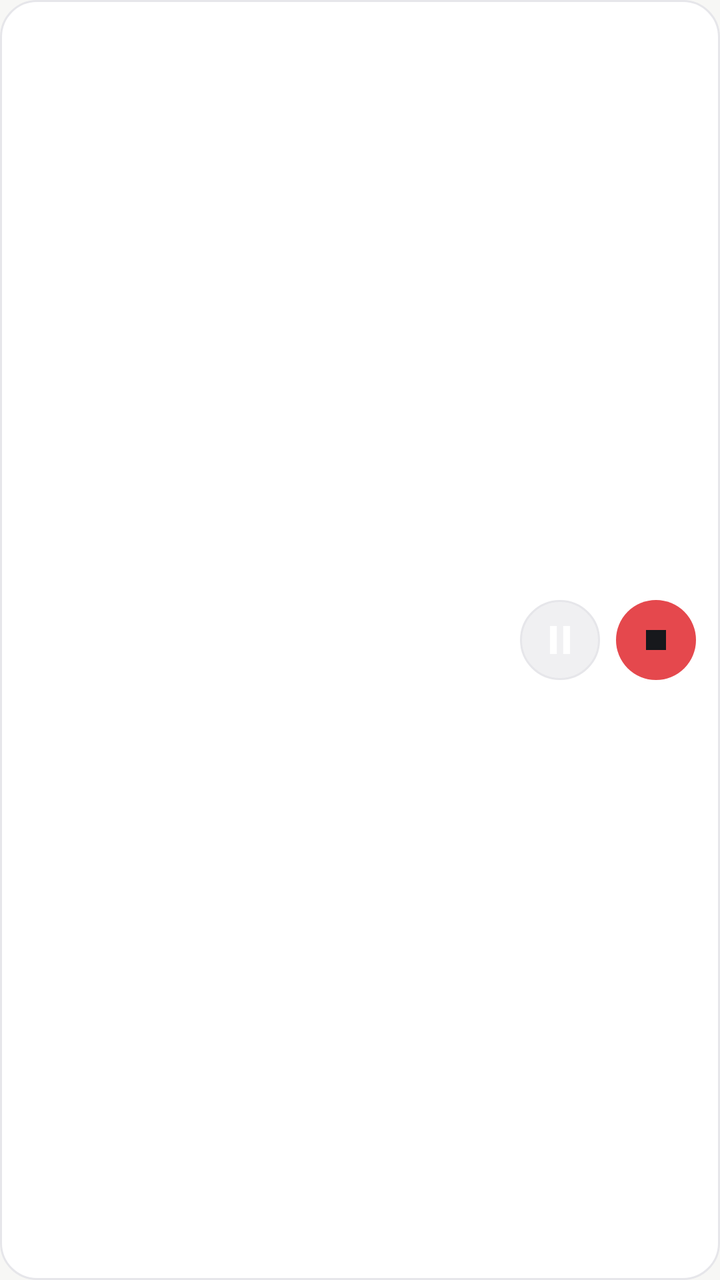
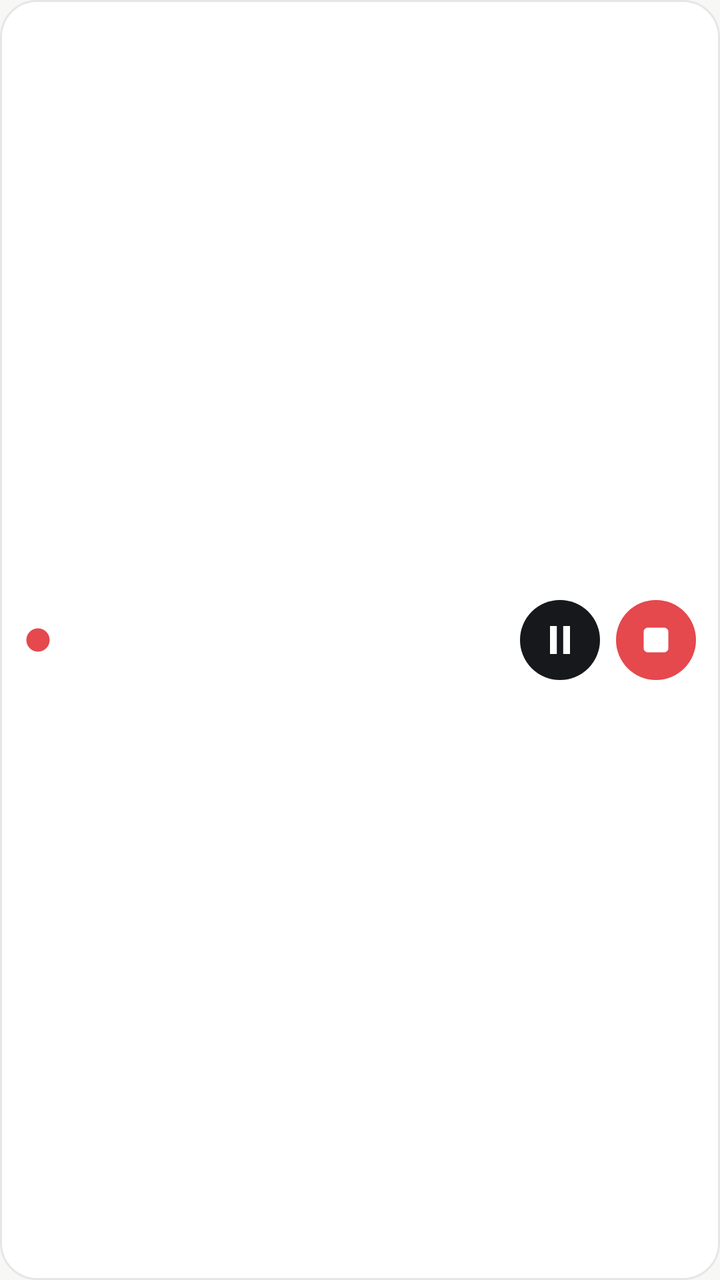

Screens rendered from an Android XML layout before and after an edit, with the pre-edit source and the edit as a unified diff.
<!-- AndroidManifest.xml: application theme Theme.RekaminAja -->
<!-- res/layout/notification_recording.xml -->
<?xml version="1.0" encoding="utf-8"?>
<LinearLayout xmlns:android="http://schemas.android.com/apk/res/android"
    android:id="@+id/notif_root"
    android:layout_width="match_parent"
    android:layout_height="wrap_content"
    android:background="@drawable/bg_notif_card"
    android:gravity="center_vertical"
    android:orientation="horizontal"
    android:padding="12dp">

    <ImageView
        android:layout_width="14dp"
        android:layout_height="14dp"
        android:src="@drawable/ic_record" />

    <LinearLayout
        android:layout_width="0dp"
        android:layout_height="wrap_content"
        android:layout_marginStart="10dp"
        android:layout_weight="1"
        android:orientation="vertical">

        <TextView
            android:id="@+id/notif_title"
            android:layout_width="wrap_content"
            android:layout_height="wrap_content"
            android:fontFamily="sans-serif-medium"
            android:textColor="@color/ink"
            android:textSize="14sp" />

        <TextView
            android:id="@+id/notif_timer"
            android:layout_width="wrap_content"
            android:layout_height="wrap_content"
            android:fontFamily="sans-serif-medium"
            android:textColor="@color/brand_deep"
            android:textSize="12sp" />
    </LinearLayout>

    <ImageButton
        android:id="@+id/notif_pause"
        android:layout_width="40dp"
        android:layout_height="40dp"
        android:background="@drawable/bg_notif_btn"
        android:contentDescription="@string/pause"
        android:src="@drawable/ic_notif_pause" />

    <ImageButton
        android:id="@+id/notif_stop"
        android:layout_width="40dp"
        android:layout_height="40dp"
        android:layout_marginStart="8dp"
        android:background="@drawable/bg_notif_stop"
        android:contentDescription="@string/stop"
        android:src="@drawable/ic_stop" />
</LinearLayout>
<!-- resources referenced by this layout -->
<resources>
  <color name="brand_deep">#C9363B</color>
  <color name="ink">#17181C</color>
  <!-- drawable bg_notif_btn (drawable) -->
  <?xml version="1.0" encoding="utf-8"?>
  <shape xmlns:android="http://schemas.android.com/apk/res/android" android:shape="oval">
      <solid android:color="@color/bg_soft" />
      <stroke android:width="1dp" android:color="@color/line" />
  </shape>
  <!-- drawable bg_notif_card (drawable) -->
  <?xml version="1.0" encoding="utf-8"?>
  <shape xmlns:android="http://schemas.android.com/apk/res/android" android:shape="rectangle">
      <corners android:radius="18dp" />
      <solid android:color="@color/bg_surface" />
      <stroke android:width="1dp" android:color="@color/line" />
  </shape>
  <!-- drawable bg_notif_stop (drawable) -->
  <?xml version="1.0" encoding="utf-8"?>
  <shape xmlns:android="http://schemas.android.com/apk/res/android" android:shape="oval">
      <solid android:color="@color/brand" />
  </shape>
  <!-- drawable ic_notif_pause (drawable) -->
  <?xml version="1.0" encoding="utf-8"?>
  <vector xmlns:android="http://schemas.android.com/apk/res/android"
      android:width="24dp" android:height="24dp"
      android:viewportWidth="24" android:viewportHeight="24">
      <path android:fillColor="#FFFFFF" android:pathData="M7,5 h3.4 v14 H7 Z M13.6,5 H17 v14 h-3.4 Z" />
  </vector>
  <!-- drawable ic_record (drawable) -->
  <?xml version="1.0" encoding="utf-8"?>
  <vector xmlns:android="http://schemas.android.com/apk/res/android"
      android:width="24dp" android:height="24dp"
      android:viewportWidth="24" android:viewportHeight="24">
      <path
          android:fillColor="#FFFFFF"
          android:pathData="M12,2 C6.48,2 2,6.48 2,12 C2,17.52 6.48,22 12,22 C17.52,22 22,17.52 22,12 C22,6.48 17.52,2 12,2 Z" />
  </vector>
  <!-- drawable ic_stop (drawable) -->
  <?xml version="1.0" encoding="utf-8"?>
  <vector xmlns:android="http://schemas.android.com/apk/res/android"
      android:width="24dp" android:height="24dp"
      android:viewportWidth="24" android:viewportHeight="24">
      <path android:fillColor="#17181C" android:pathData="M7,7 h10 v10 H7 Z" />
  </vector>
  <string name="pause">Pause</string>
  <string name="stop">Stop</string>
  <style name="Theme.RekaminAja" parent="Theme.Material3.Light.NoActionBar">
          <item name="colorPrimary">@color/brand</item>
          <item name="colorOnPrimary">@color/on_dark</item>
          <item name="colorPrimaryContainer">@color/brand_tint</item>
          <item name="colorOnPrimaryContainer">@color/brand_deep</item>
          <item name="colorSecondary">@color/accent_slate</item>
          <item name="colorSurface">@color/bg_surface</item>
          <item name="colorOnSurface">@color/ink</item>
          <item name="colorSurfaceVariant">@color/bg_soft</item>
          <item name="colorOnSurfaceVariant">@color/muted</item>
          <item name="colorOutline">@color/line</item>
          <item name="android:colorBackground">@color/bg_app</item>
          <item name="android:windowBackground">@color/bg_app</item>
          <item name="android:statusBarColor">@color/bg_app</item>
          <item name="android:navigationBarColor">@color/bg_app</item>
          <item name="android:windowLightStatusBar">true</item>
          <item name="android:windowLightNavigationBar">true</item>
      </style>
  <color name="bg_soft">#F0F0F2</color>
  <color name="line">#E6E6EA</color>
  <color name="bg_surface">#FFFFFF</color>
  <color name="brand">#E5484D</color>
  <color name="on_dark">#FFFFFF</color>
  <color name="brand_tint">#FFF0F0</color>
  <color name="accent_slate">#56616E</color>
  <color name="muted">#71727A</color>
  <color name="bg_app">#F7F7F5</color>
</resources>

<!-- the commit's change to res/layout/notification_recording.xml (unified diff, before → after) -->
@@ -11,7 +11,7 @@
     <ImageView
         android:layout_width="14dp"
         android:layout_height="14dp"
-        android:src="@drawable/ic_record" />
+        android:src="@drawable/ic_record_brand" />
 
     <LinearLayout
         android:layout_width="0dp"
@@ -41,7 +41,7 @@
         android:id="@+id/notif_pause"
         android:layout_width="40dp"
         android:layout_height="40dp"
-        android:background="@drawable/bg_notif_btn"
+        android:background="@drawable/bg_notif_dark"
         android:contentDescription="@string/pause"
         android:src="@drawable/ic_notif_pause" />
 
@@ -52,5 +52,5 @@
         android:layout_marginStart="8dp"
         android:background="@drawable/bg_notif_stop"
         android:contentDescription="@string/stop"
-        android:src="@drawable/ic_stop" />
+        android:src="@drawable/ic_notif_stop" />
 </LinearLayout>
<!-- resource entries referenced after the edit -->
@@ -2,18 +2,17 @@
 <resources>
   <color name="brand_deep">#C9363B</color>
   <color name="ink">#17181C</color>
-  <!-- drawable bg_notif_btn (drawable) -->
-  <?xml version="1.0" encoding="utf-8"?>
-  <shape xmlns:android="http://schemas.android.com/apk/res/android" android:shape="oval">
-      <solid android:color="@color/bg_soft" />
-      <stroke android:width="1dp" android:color="@color/line" />
-  </shape>
   <!-- drawable bg_notif_card (drawable) -->
   <?xml version="1.0" encoding="utf-8"?>
   <shape xmlns:android="http://schemas.android.com/apk/res/android" android:shape="rectangle">
       <corners android:radius="18dp" />
       <solid android:color="@color/bg_surface" />
       <stroke android:width="1dp" android:color="@color/line" />
+  </shape>
+  <!-- drawable bg_notif_dark (drawable) -->
+  <?xml version="1.0" encoding="utf-8"?>
+  <shape xmlns:android="http://schemas.android.com/apk/res/android" android:shape="oval">
+      <solid android:color="@color/dark_bar" />
   </shape>
   <!-- drawable bg_notif_stop (drawable) -->
   <?xml version="1.0" encoding="utf-8"?>
@@ -27,21 +26,23 @@
       android:viewportWidth="24" android:viewportHeight="24">
       <path android:fillColor="#FFFFFF" android:pathData="M7,5 h3.4 v14 H7 Z M13.6,5 H17 v14 h-3.4 Z" />
   </vector>
-  <!-- drawable ic_record (drawable) -->
+  <!-- drawable ic_notif_stop (drawable) -->
   <?xml version="1.0" encoding="utf-8"?>
   <vector xmlns:android="http://schemas.android.com/apk/res/android"
       android:width="24dp" android:height="24dp"
       android:viewportWidth="24" android:viewportHeight="24">
       <path
           android:fillColor="#FFFFFF"
-          android:pathData="M12,2 C6.48,2 2,6.48 2,12 C2,17.52 6.48,22 12,22 C17.52,22 22,17.52 22,12 C22,6.48 17.52,2 12,2 Z" />
+          android:pathData="M8,5.8 h8 a2.2,2.2 0,0 1,2.2 2.2 v8 a2.2,2.2 0,0 1,-2.2 2.2 h-8 a2.2,2.2 0,0 1,-2.2 -2.2 v-8 a2.2,2.2 0,0 1,2.2 -2.2 z" />
   </vector>
-  <!-- drawable ic_stop (drawable) -->
+  <!-- drawable ic_record_brand (drawable) -->
   <?xml version="1.0" encoding="utf-8"?>
   <vector xmlns:android="http://schemas.android.com/apk/res/android"
       android:width="24dp" android:height="24dp"
       android:viewportWidth="24" android:viewportHeight="24">
-      <path android:fillColor="#17181C" android:pathData="M7,7 h10 v10 H7 Z" />
+      <path
+          android:fillColor="#E5484D"
+          android:pathData="M12,2 C6.48,2 2,6.48 2,12 C2,17.52 6.48,22 12,22 C17.52,22 22,17.52 22,12 C22,6.48 17.52,2 12,2 Z" />
   </vector>
   <string name="pause">Pause</string>
   <string name="stop">Stop</string>
@@ -65,6 +66,7 @@
       </style>
   <color name="bg_soft">#F0F0F2</color>
   <color name="line">#E6E6EA</color>
+  <color name="dark_bar">#17181C</color>
   <color name="bg_surface">#FFFFFF</color>
   <color name="brand">#E5484D</color>
   <color name="on_dark">#FFFFFF</color>
